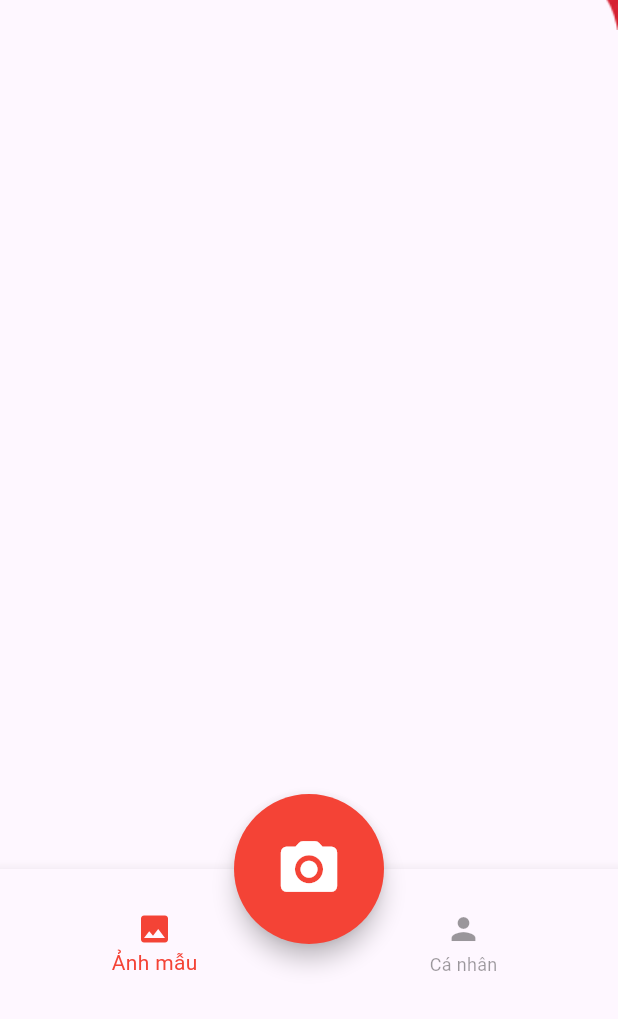
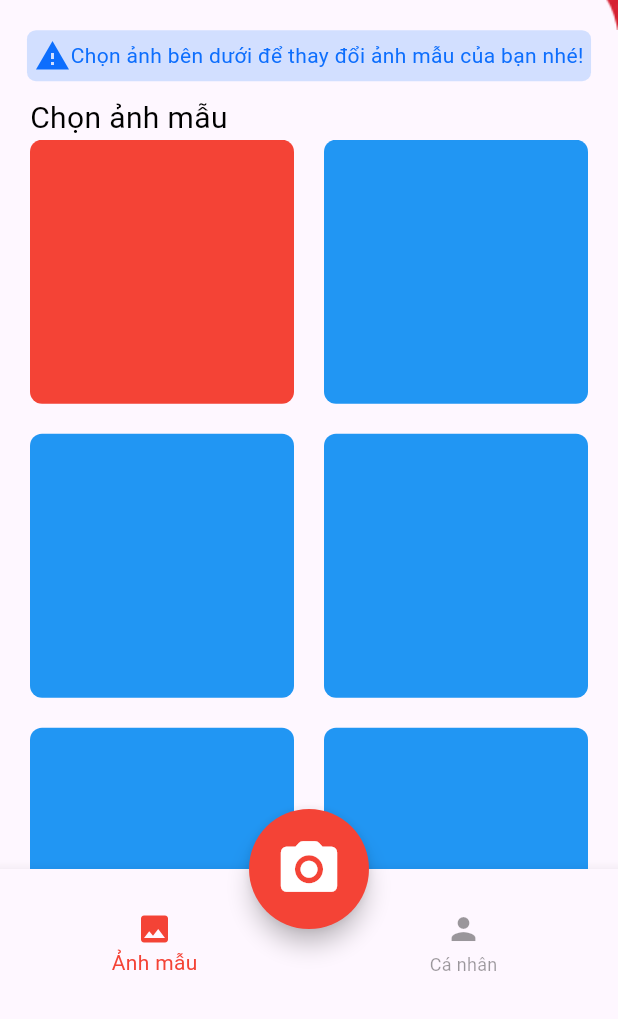
Before and after one commit to LMNsss/happy-connect, a Flutter app: the HomePage screen opened directly, on a phone screen of 412 x 824 dp, the part 217-1236 px from its top. Run offline on Flutter 3.47's test engine with Material 3 defaults, Android fonts, the phone set to English and light mode, and no system bars; our stand-ins replace dio, shared_preferences; accounts and stored records are empty.

Commit message:
dang lam anh mau

```diff
--- a/lib/core/view/Home/home.dart
+++ b/lib/core/view/Home/home.dart
@@ -43,8 +43,8 @@ class _HomePage extends State<HomePage> {
       ),
       floatingActionButtonLocation: FloatingActionButtonLocation.centerDocked,
       floatingActionButton: Container(
-        height: 100,
-        width: 100,
+        height: 80,
+        width: 80,
         child: FloatingActionButton(
           backgroundColor: Colors.red,
           onPressed: () {
--- a/lib/core/view/login.dart
+++ b/lib/core/view/login.dart
@@ -7,6 +7,9 @@ import 'package:happy_connect/core/components/text.dart';
 import '../services/auth_services.dart';
 
 class Login extends StatefulWidget {
+  const Login({super.key});
+
+  @override
   State<Login> createState() => _Login();
 }
 
@@ -136,15 +139,15 @@ class _Login extends State<Login> {
                       height: 65,
                       margin: const EdgeInsets.only(top: 20.0),
                       child: ElevatedButton(
-                        child: const Text(
-                          'Đăng nhập',
-                          style: TextStyle(fontSize: 20),
-                        ),
                         style: ElevatedButton.styleFrom(
                           primary: Colors.red,
                           onPrimary: Colors.white,
                         ),
                         onPressed: _login,
+                        child: const Text(
+                          'Đăng nhập',
+                          style: TextStyle(fontSize: 20),
+                        ),
                       ),
                     ),
                     Container(
--- a/lib/core/view/sample_photo.dart
+++ b/lib/core/view/sample_photo.dart
@@ -1,33 +1,30 @@
 import 'package:flutter/material.dart';
-import 'package:happy_connect/core/Models/user_model.dart';
+import 'package:happy_connect/core/components/text.dart';
 import 'package:happy_connect/core/view/login.dart';
 
-import '../services/auth_services.dart';
-
 class SamplePhoto extends StatefulWidget {
-  SamplePhoto({super.key});
+  const SamplePhoto({super.key});
 
   @override
-  _SamplePhoto createState() => _SamplePhoto();
+  State<SamplePhoto> createState() => _SamplePhoto();
 }
 
 class _SamplePhoto extends State<SamplePhoto> {
-  void _logout() {
-    final AuthService _authService = AuthService();
-    _authService.logout();
-    print('token: ${_authService.getToken()}');
-    Navigator.pushReplacement(
-        context, MaterialPageRoute(builder: (context) => Login()));
-  }
+  // void _logout() {
+  //   final AuthService authService = AuthService();
+  //   authService.logout();
+  //   print('token: ${authService.getToken()}');
+  //   Navigator.pushReplacement(
+  //       context, MaterialPageRoute(builder: (context) => Login()));
+  // }
 
   @override
   Widget build(BuildContext context) {
     return Scaffold(
-      body: Center(
-        child: Column(
+      body: Column(
         children: <Widget>[
           Container(
-              height: MediaQuery.of(context).size.height/5,
+            height: MediaQuery.of(context).size.height / 5,
             width: MediaQuery.of(context).size.width,
             decoration: const BoxDecoration(
               image: DecorationImage(
@@ -35,12 +32,11 @@ class _SamplePhoto extends State<SamplePhoto> {
                 fit: BoxFit.fill,
               ),
             ),
-              child: Container(
-
             child: Row(
               children: [
                 Container(
-                      margin: EdgeInsets.only(left: MediaQuery.of(context).size.width/12),
+                  margin: EdgeInsets.only(
+                      left: MediaQuery.of(context).size.width / 12),
                   child: const Text(
                     'Happy Connect',
                     style: TextStyle(
@@ -52,9 +48,68 @@ class _SamplePhoto extends State<SamplePhoto> {
               ],
             ),
           ),
+          Container(
+            margin: const EdgeInsets.only(left: 10, right: 10),
+            padding: const EdgeInsets.all(5),
+            decoration: BoxDecoration(
+                color: const Color.fromARGB(100, 143, 187, 255),
+                borderRadius: BorderRadius.circular(6.0)),
+            child: IntrinsicWidth(
+              child: Center(
+                child: Row(
+                  children: [
+                    const Icon(Icons.warning,
+                        color: Color.fromARGB(255, 13, 110, 253)),
+                    SingleTextWidget(
+                      text:
+                          'Chọn ảnh bên dưới để thay đổi ảnh mẫu của bạn nhé!',
+                      textColor: const Color.fromARGB(255, 13, 110, 253),
+                      textSize: 14,
+                      textWeight: FontWeight.normal,
+                    ),
+                  ],
+                ),
+              ),
+            ),
+          ),
+          Container(
+            margin: const EdgeInsets.only(top: 10, left: 20),
+            alignment: Alignment.centerLeft,
+            child: SingleTextWidget(
+                textWeight: FontWeight.normal,
+                text: 'Chọn ảnh mẫu',
+                textColor: Colors.black,
+                textSize: 20),
+          ),
+          Expanded(
+            child: Container(
+              margin: const EdgeInsets.only(left: 20, right: 20),
+              child: GridView.builder(
+                gridDelegate: const SliverGridDelegateWithFixedCrossAxisCount(
+                  crossAxisCount: 2,
+                  crossAxisSpacing: 20.0,
+                  mainAxisSpacing: 20.0,
+                ),
+                itemCount: 8,
+                itemBuilder: (context, index) {
+                  // Kiểm tra xem item có phải là item đầu tiên hay không
+                  bool isFirstItem = index == 0;
+                  // Đặt màu sắc dựa trên điều kiện
+                  Color itemColor = isFirstItem ? Colors.red : Colors.blue;
+
+                  return Container(
+                    height: 200.0,
+                    decoration: BoxDecoration(
+                      borderRadius: BorderRadius.circular(8.0),
+                      color: itemColor,
+                    ),
+                    // Các nội dung bên trong item
+                  );
+                },
+              ),
+            ),
           )
         ],
-        ),
       ),
     );
   }
```
Also changed, not shown: lib/core/view/profile.dart (+14 -9 lines). Lines whose indentation alone changed are shown as unchanged.
